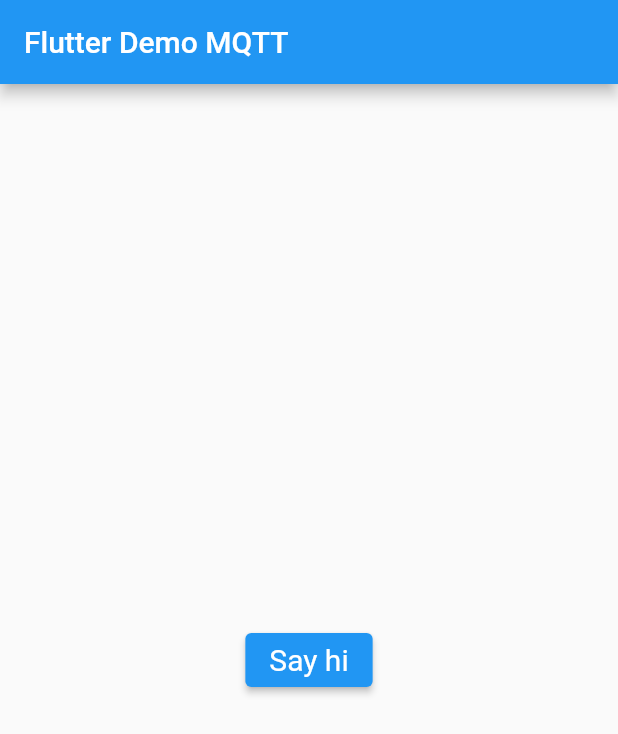
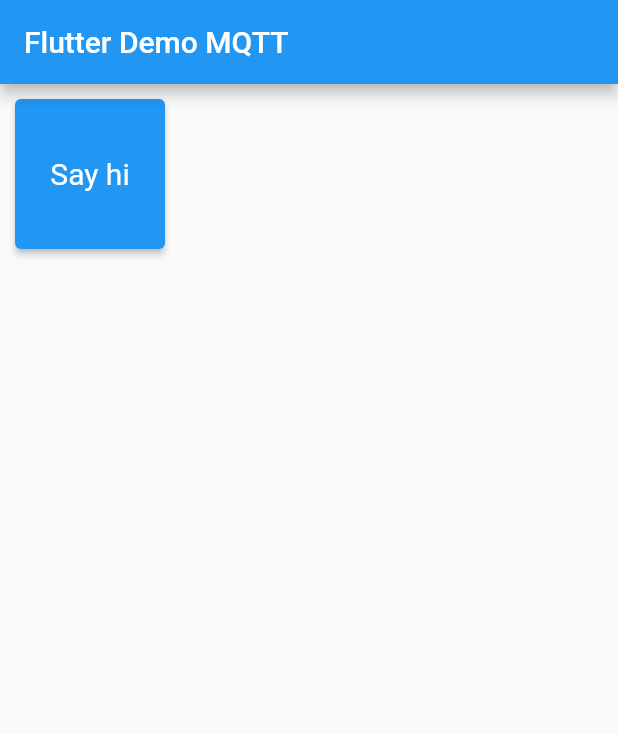
Before and after one commit to HoangNguyen679/jinx, a Flutter app: the screen it shows after launch, on a phone screen of 412 x 824 dp. Shown: the top 734 px of the screen. Run offline on Flutter 3.47's test engine with Material 2 defaults, Android fonts, the phone set to English and light mode, and no system bars; missing offline and left inert: mqtt_client.

Commit message:
cahnge position

```diff
--- a/lib/main.dart
+++ b/lib/main.dart
@@ -46,24 +46,22 @@
 
     return Scaffold(
       appBar: AppBar(
-        // Here we take the value from the MyHomePage object that was created by
-        // the App.build method, and use it to set our appbar title.
         title: Text(widget.title),
       ),
-      body: Center(
-        child: Column(
-          mainAxisAlignment: MainAxisAlignment.center,
-          children: <Widget>[
-            ElevatedButton(
+      body: Stack(children: <Widget>[
+        Positioned(
+            top: 10,
+            left: 10,
+            width: 100.0,
+            height: 100.0,
+            child: ElevatedButton(
                 style: buttonStyle,
                 onPressed: () {
                   debugPrint('button is pressed!');
                   mqttClientPofovu.publishMessage('hello fox!');
                 },
-                child: const Text('Say hi'))
-          ],
-        ),
-      ),
+                child: const Text('Say hi')))
+      ]),
     );
   }
 }
```
